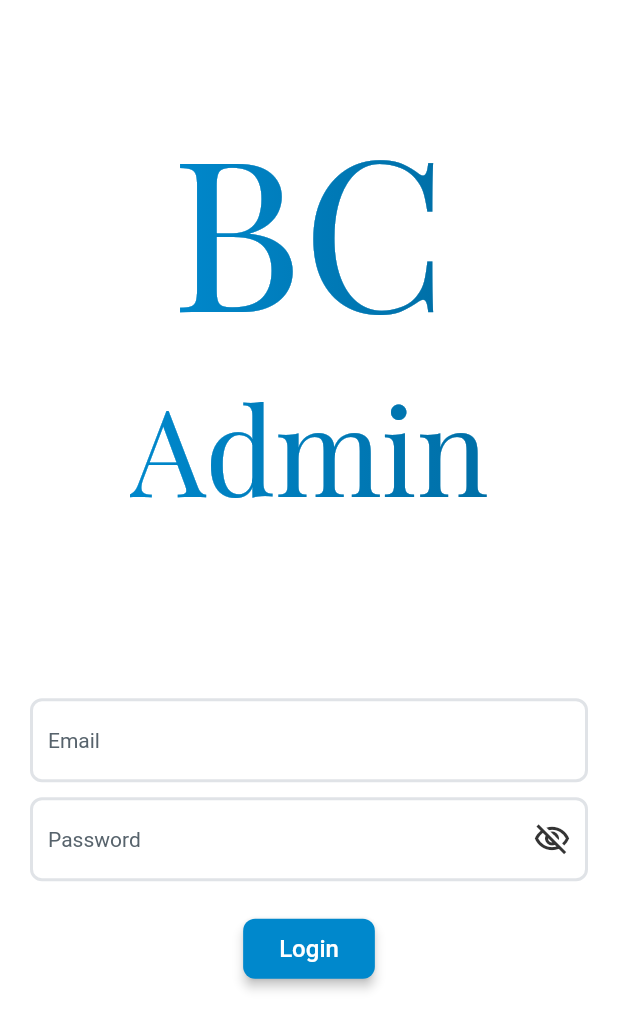
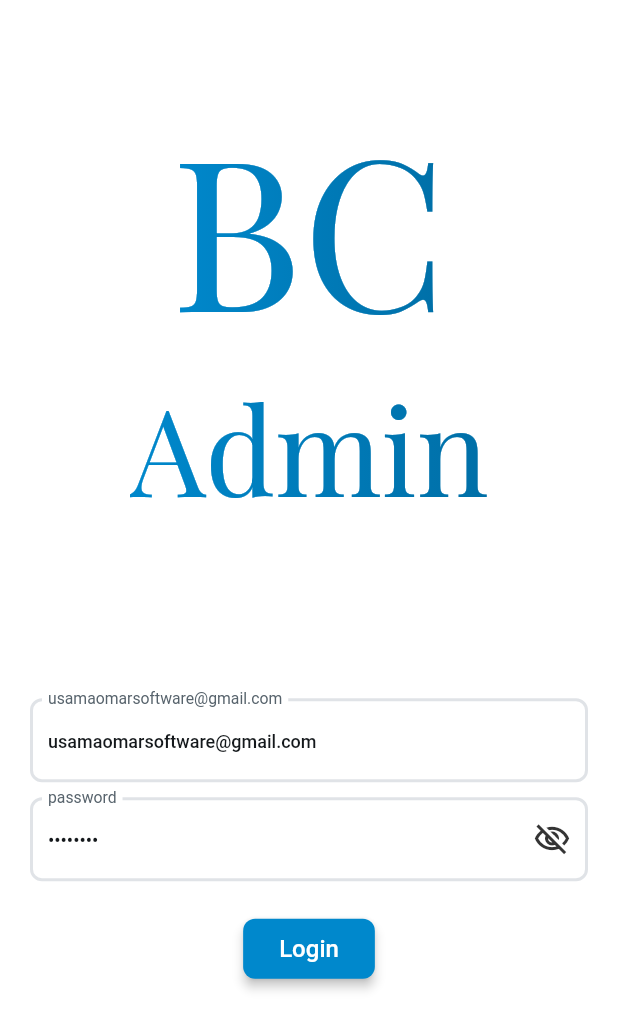
Before and after one commit to usamaomar/AdminBeyond, a Flutter app: the screen it shows after launch, on a phone screen of 412 x 824 dp. Shown: the top 1030 px of the screen. Run offline on Flutter 3.47's test engine with Material 2 defaults, Android fonts, the phone set to English and light mode, and no system bars; drawn by our look-alikes of auto_size_text, simple_gradient_text; our stand-ins replace cached_network_image, data_table_2, dio, dropdown_button2, easy_debounce, equatable and 13 more; missing offline and left inert: aligned_dialog, json_path, mime_type; accounts and stored records are empty; Roboto replaces fonts that are missing (Readex Pro).

Commit message:
Updating to latest FlutterFlow output.

```diff
--- a/lib/flutter_flow/internationalization.dart
+++ b/lib/flutter_flow/internationalization.dart
@@ -159,16 +159,28 @@ final kTranslationsMap = <Map<String, Map<String, String>>>[
       'ar': 'BC',
     },
     'vryrc7ik': {
-      'en': '',
+      'en': 'usamaomarsoftware@gmail.com',
       'ar': '',
     },
     'hozih48i': {
       'en': 'Email',
       'ar': 'البريد الألكتروني',
     },
+    '3m1tncrl': {
+      'en': 'usamaomarsoftware@gmail.com',
+      'ar': '',
+    },
+    'xwx1oww4': {
+      'en': 'password',
+      'ar': '',
+    },
     'bqk9giez': {
       'en': 'Password',
       'ar': 'كلمة السر',
+    },
+    'o3k8bzqk': {
+      'en': 'password',
+      'ar': '',
     },
     'i7fxagal': {
       'en': 'Login',
--- a/lib/pages/components/radio_custom/radio_custom_model.dart
+++ b/lib/pages/components/radio_custom/radio_custom_model.dart
@@ -1,4 +1,3 @@
-import '/flutter_flow/flutter_flow_icon_button.dart';
 import '/flutter_flow/flutter_flow_theme.dart';
 import '/flutter_flow/flutter_flow_util.dart';
 import 'radio_custom_widget.dart' show RadioCustomWidget;
--- a/lib/pages/login_page/login_page_widget.dart
+++ b/lib/pages/login_page/login_page_widget.dart
@@ -30,7 +30,14 @@ class _LoginPageWidgetState extends State<LoginPageWidget> {
 
     _model.textController1 ??= TextEditingController();
     _model.textController2 ??= TextEditingController();
-    WidgetsBinding.instance.addPostFrameCallback((_) => setState(() {}));
+    WidgetsBinding.instance.addPostFrameCallback((_) => setState(() {
+          _model.textController1?.text = FFLocalizations.of(context).getText(
+            '3m1tncrl' /* usamaomarsoftware@gmail.com */,
+          );
+          _model.textController2?.text = FFLocalizations.of(context).getText(
+            'o3k8bzqk' /* password */,
+          );
+        }));
   }
 
   @override
@@ -252,6 +259,9 @@ class _LoginPageWidgetState extends State<LoginPageWidget> {
                               textInputAction: TextInputAction.next,
                               obscureText: false,
                               decoration: InputDecoration(
+                                labelText: FFLocalizations.of(context).getText(
+                                  'vryrc7ik' /* usamaomarsoftware@gmail.com */,
+                                ),
                                 labelStyle:
                                     FlutterFlowTheme.of(context).labelMedium,
                                 hintText: FFLocalizations.of(context).getText(
@@ -315,6 +325,9 @@ class _LoginPageWidgetState extends State<LoginPageWidget> {
                               controller: _model.textController2,
                               obscureText: !_model.passwordVisibility,
                               decoration: InputDecoration(
+                                labelText: FFLocalizations.of(context).getText(
+                                  'xwx1oww4' /* password */,
+                                ),
                                 labelStyle:
                                     FlutterFlowTheme.of(context).labelMedium,
                                 hintText: FFLocalizations.of(context).getText(
```
Also changed, not shown: lib/pages/components/radio_custom/radio_custom_widget.dart (+10 -31 lines), 1 other file.
